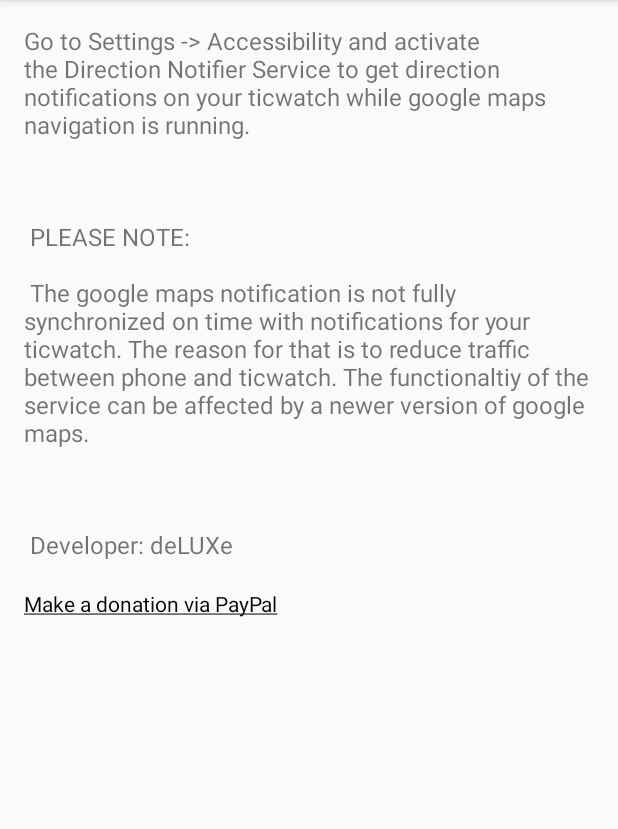
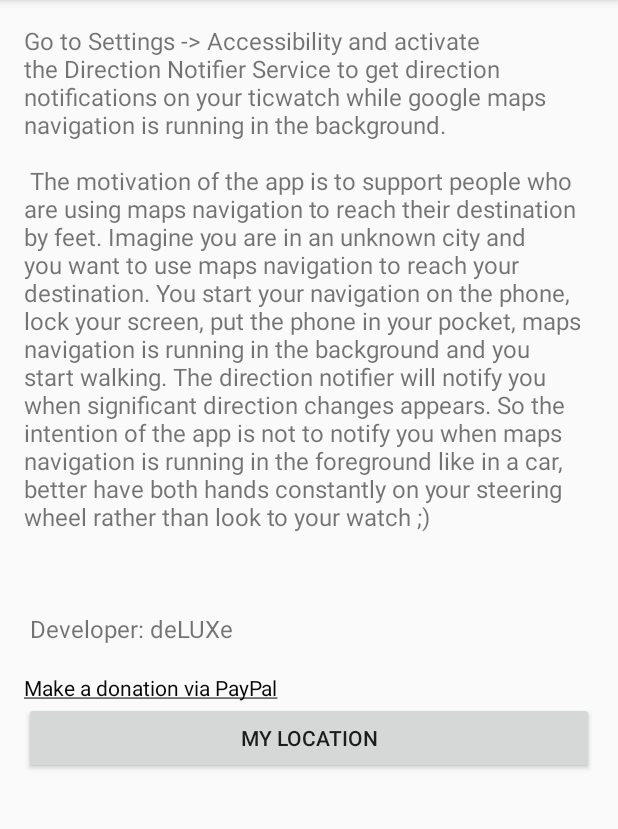
Before and after one commit to ThomasSchmitz1981/DirectionNotifier, an Android app: the screen it shows after launch (MainActivity), on a phone screen of 412 x 824 dp, the part 84-913 px from its top. Run offline under Robolectric (Android 15) with nearby library versions, the phone set to English and light mode, and no system bars.

Commit message:
adds googlemaps access as a try

```diff
--- a/build.gradle
+++ b/build.gradle
@@ -26,10 +26,10 @@ task clean(type: Delete) {
 }
 
 ext {
-    compileSdkVersion = 21
+    compileSdkVersion = 25
     buildToolsVersion = "23.0.0"
 
-    supportLibVersion = "23.1.1"
+    supportLibVersion = "25.0.3"
 
 
     junitVersion = "4.12"
--- a/mobile/src/main/java/de/luxe/direction/notifier/DirectionNotification.java
+++ b/mobile/src/main/java/de/luxe/direction/notifier/DirectionNotification.java
@@ -7,7 +7,7 @@ import android.graphics.Bitmap;
  * Created by deLuxe on 14.02.2017.
  */
 
-public class DirectionNotification {
+public class DirectionNotification{
 
     private String title;
     private String text;
--- a/mobile/src/main/res/layout/activity_main.xml
+++ b/mobile/src/main/res/layout/activity_main.xml
@@ -34,6 +34,17 @@
                     android:layout_height="wrap_content"
                     android:text="@string/txtDonate" />
             </TableRow>
+            <TableRow>
+
+                <Button
+                    android:id="@+id/btnMyLocation"
+                    android:layout_width="match_parent"
+                    android:layout_height="wrap_content"
+                    android:pointerIcon="crosshair"
+                    android:text="@string/btn_my_location"/>
+            </TableRow>
         </TableLayout>
+
+
     </ScrollView>
 </RelativeLayout>
--- a/mobile/src/main/res/values/strings.xml
+++ b/mobile/src/main/res/values/strings.xml
@@ -6,15 +6,20 @@
                                     on your ticwatch.
 
     </string>
-    <string name="dir_service_settings">Go to Settings -> Accessibility and activate the Direction Notifier Service
-    to get direction notifications on your ticwatch while google maps navigation is running.\n\n
-    \n\n
-    PLEASE NOTE: \n\n
-    The google maps notification is not fully synchronized on time with notifications for your ticwatch.
-    The reason for that is to reduce traffic between phone and ticwatch.
-    The functionaltiy of the service can be affected by a newer version of google maps.\n\n\n\n
+    <string name="dir_service_settings">Go to Settings -> Accessibility and activate the Direction
+        Notifier Service to get direction notifications on your ticwatch while google maps
+        navigation is running in the background. \n\n
+        The motivation of the app is to support people who are using maps navigation to reach their
+        destination by feet. Imagine you are in an unknown city and you want to use maps navigation
+        to reach your destination. You start your navigation on the phone, lock your screen, put the
+        phone in your pocket, maps navigation is running in the background and you start walking.
+        The direction notifier will notify you when significant direction changes appears. So the
+        intention of the app is not to notify you when maps navigation is running in the foreground
+        like in a car, better have both hands constantly on your steering wheel rather than look to
+        your watch ;)\n\n\n\n
         Developer: deLUXe \n
     </string>
     <string name="txtDonate"><a href="https://www.paypal.me/deLUXe81">Make a donation via PayPal</a></string>
-
+    <string name="title_activity_my_location">My Location</string>
+    <string name="btn_my_location">My Location</string>
 </resources>
```
Also changed, not shown: mobile/build.gradle (+13 -8 lines), mobile/src/debug/res/values/google_maps_api.xml (added, +21 -0 lines), mobile/src/main/AndroidManifest.xml (+30 -1 lines), mobile/src/main/java/de/luxe/direction/notifier/DirectionNotifierService.java (+65 -27 lines), mobile/src/main/java/de/luxe/direction/notifier/MainActivity.java (+66 -1 lines), mobile/src/main/java/de/luxe/direction/notifier/MyLocationActivity.java (added, +149 -0 lines), mobile/src/main/res/layout/activity_my_location.xml (added, +7 -0 lines), 1 other file.
